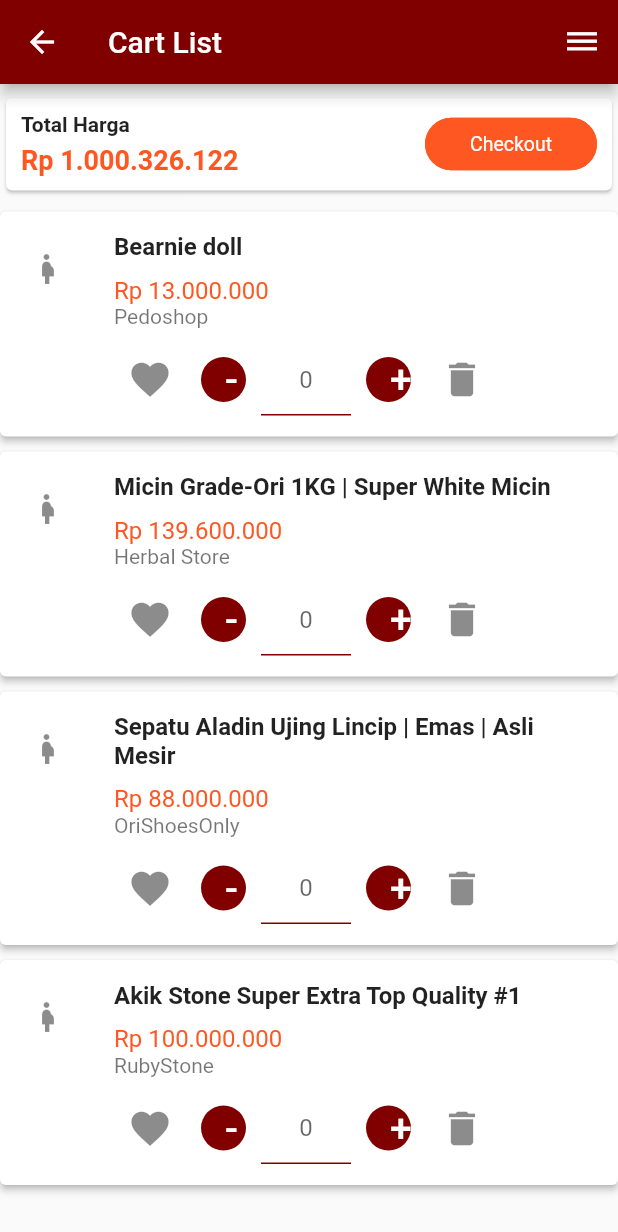
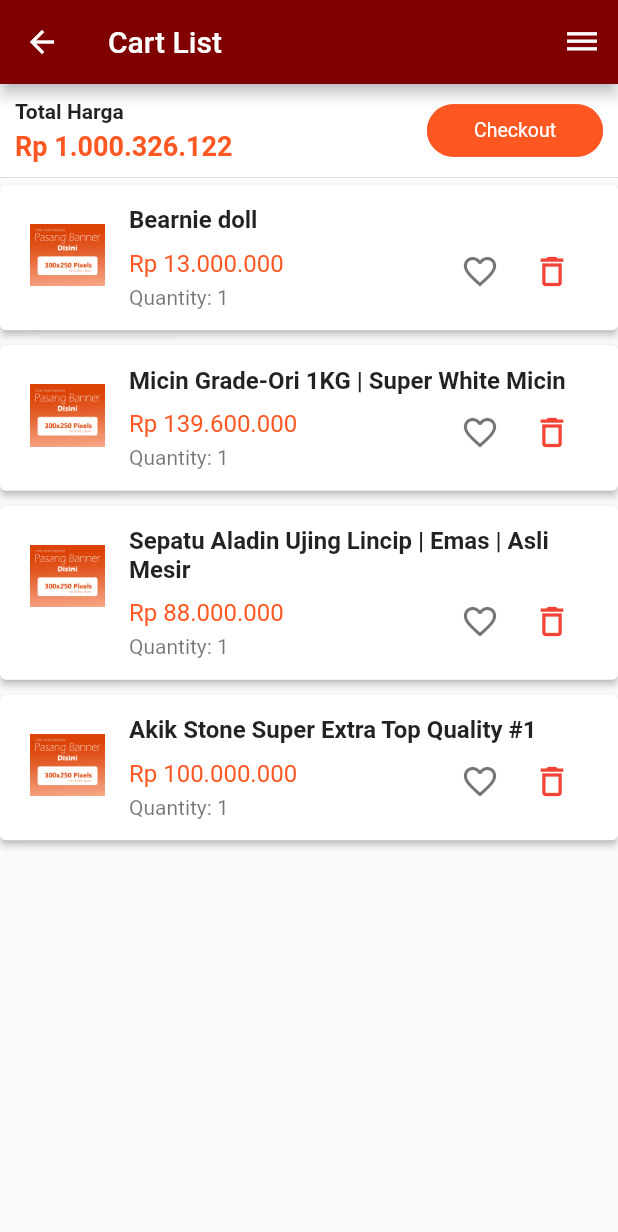
Before and after one commit to iqbalfaaizi/skuisy-app, a Flutter app: the CartList screen opened directly, on a phone screen of 412 x 824 dp. Shown: the top 1232 px of the screen. Run offline on Flutter 3.47's test engine with Material 2 defaults, Android fonts, the phone set to English and light mode, and no system bars; our stand-ins replace carousel_slider, dio, getflutter, liquid_progress_indicator, rxdart, shared_preferences; missing offline and left inert: ff_navigation_bar; accounts and stored records are empty; network calls fail.

Commit message:
clean code cart codes

```diff
--- a/lib/ui/screens/cart.dart
+++ b/lib/ui/screens/cart.dart
@@ -43,97 +43,29 @@ class _CartListState extends State<CartList> {
     }
   ];
 
-  Widget _circularButton(String text) {
-    return Container(
-      width: 30,
-      height: 30,
-      decoration: BoxDecoration(borderRadius: BorderRadius.circular(20)),
-      margin: EdgeInsets.symmetric(horizontal: 10),
-      child: RaisedButton(
-        color: Color(0xff800000),
-        elevation: 0,
-        shape: RoundedRectangleBorder(borderRadius: BorderRadius.circular(20)),
-        child: Text(text,
-            textAlign: TextAlign.center,
-            style: TextStyle(fontSize: 26, color: Colors.white)),
-        onPressed: () {},
-      ),
-    );
-  }
-
-  Widget _itemActions() {
-    return Container(
-      child: Row(
-        children: <Widget>[
-          IconButton(
-            onPressed: (){},
-            icon: Icon(Icons.favorite, size: 30),
-          ),
-          _circularButton('-'),
-          Container(
-            width: 60,
-            child: TextField(
-              autocorrect: false,
-              keyboardType: TextInputType.number,
-              textAlign: TextAlign.center,
-              decoration: InputDecoration(
-                hintText: '0',
-                enabledBorder: UnderlineInputBorder(
-                    borderSide: BorderSide(color: Color(0xff800000))),
-                focusedBorder: UnderlineInputBorder(
-                    borderSide: BorderSide(color: Colors.green)),
-              ),
-            ),
-          ),
-          _circularButton('+'),
-          IconButton(
-            icon: Icon(Icons.delete, size: 30),
-            onPressed: (){},
-          )
-        ],
-      ),
-    );
-  }
-
-  Widget _subtitleList(int index) {
-    return Container(
-      child: Column(
-        mainAxisAlignment: MainAxisAlignment.start,
-        crossAxisAlignment: CrossAxisAlignment.start,
-        children: <Widget>[
-          SizedBox(height: 10),
-          Text(
-            _itemList[index]['price'],
-            style: TextStyle(fontSize: 16, color: Colors.deepOrange),
-          ),
-          Text(_itemList[index]['seller']),
-          SizedBox(height: 10),
-          _itemActions(),
-        ],
-      ),
-    );
-  }
-
-  Widget _buildList(int index) {
-    return ListTile(
-      contentPadding: EdgeInsets.symmetric(horizontal: 20, vertical: 10),
-      leading: Container(
-        child: Icon(Icons.pregnant_woman),
-      ),
-      title: Text(
-        _itemList[index]['product'],
-        style: TextStyle(fontSize: 16, fontWeight: FontWeight.bold),
-      ),
-      subtitle: _subtitleList(index),
+  @override
+  Widget build(BuildContext context) {
+    return Scaffold(
+      appBar: _cartAppBar,
+      body: _buildBody(),
     );
   }
 
   Widget _buildBody() {
     return new Column(
       children: <Widget>[
-        Container(
-          margin: EdgeInsets.symmetric(vertical: 5),
-          child: Card(
+        _buildTotalPayment(),
+        _buildCartList()
+      ],
+    );
+  }
+
+  Widget _buildTotalPayment() {
+    return Container(
+      decoration: BoxDecoration(
+        color: Colors.white,
+        border: Border(bottom: BorderSide(color: Colors.grey, width: 0.2))
+      ),
       child: Row(
         children: <Widget>[
           Expanded(
@@ -170,9 +102,11 @@ class _CartListState extends State<CartList> {
           )
         ],
       )
-          ),
-        ),
-        Expanded(
+    );
+  }
+
+  Widget _buildCartList() {
+    return Expanded(
       child: ListView.builder(
         itemCount: _itemList.length,
         itemBuilder: (BuildContext contex, int index) {
@@ -180,18 +114,76 @@ class _CartListState extends State<CartList> {
             child: Card(
               margin: EdgeInsets.symmetric(vertical: 5),
               elevation: 2,
-                    child: _buildList(index)));
+              child: _buildList(index)
+            )
+          );
         },
-        ))
-      ],
+      )
     );
   }
 
-  @override
-  Widget build(BuildContext context) {
-    return Scaffold(
-      appBar: _cartAppBar,
-      body: _buildBody(),
+  Widget _buildList(int index) {
+    return ListTile(
+      contentPadding: EdgeInsets.symmetric(horizontal: 20, vertical: 10),
+      leading: Container(
+        alignment: Alignment.topLeft,
+        width: 50,
+        child: Image(
+          image: AssetImage('assets/images/m2.jpg'),
+        )
+      ),
+      title: Text(
+        _itemList[index]['product'],
+        style: TextStyle(fontSize: 16, fontWeight: FontWeight.bold),
+      ),
+      subtitle: _subtitleList(index),
+    );
+  }
+
+  Widget _subtitleList(int index) {
+    return Container(
+      child: Row(
+        children: <Widget>[
+          Expanded(
+            flex: 1,
+            child: Column(
+              mainAxisAlignment: MainAxisAlignment.start,
+              crossAxisAlignment: CrossAxisAlignment.start,
+              children: <Widget>[
+                SizedBox(height: 10),
+                Text(
+                  _itemList[index]['price'],
+                  style: TextStyle(fontSize: 16, color: Colors.deepOrange),
+                ),
+                SizedBox(height: 5),
+                Text('Quantity: 1'),
+              ],
+            ),
+          ),
+          _actionButton()
+        ],
+      )
+    );
+  }
+
+  Widget _actionButton() {
+    return Expanded(
+      flex: 1,
+      child: Container(
+        child: Row(
+          mainAxisAlignment: MainAxisAlignment.end,
+          children: <Widget>[
+            IconButton(
+              onPressed: (){},
+              icon: Icon(Icons.favorite_border, size: 26, color: Colors.black54),
+            ),
+            IconButton(
+              icon: Icon(Icons.delete_outline, size: 26, color: Colors.red,),
+              onPressed: (){},
+            )
+          ],
+        ),
+      ),
     );
   }
 }
```
Lines whose indentation alone changed are shown as unchanged.
